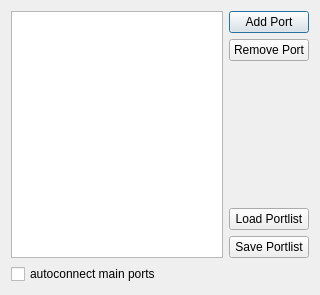
This is port_manager_ui.ui in Vampouille/superboucle as Qt 5 draws it before an edit. The edited form follows.
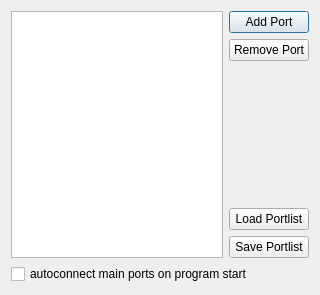
This is the edited form.

Commit message: reenabled autoconnect option The autoconnect option for the default port now can be toggled on/off again in port manager. Also improved the label for the corresponding checkbox

What changed in the file:
```diff
--- a/port_manager_ui.ui
+++ b/port_manager_ui.ui
@@ -91,7 +91,7 @@
    <item row="1" column="0">
     <widget class="QCheckBox" name="autoconnectCBox">
      <property name="text">
-      <string>autoconnect main ports</string>
+      <string>autoconnect main ports on program start</string>
      </property>
     </widget>
    </item>
```
The commit also changes 1 other file.
